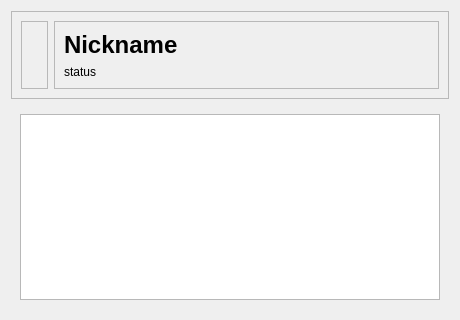
First picture: the form in weboob/applications/qhavesex/ui/profile.ui, repository laurentb/weboob, before the edit.
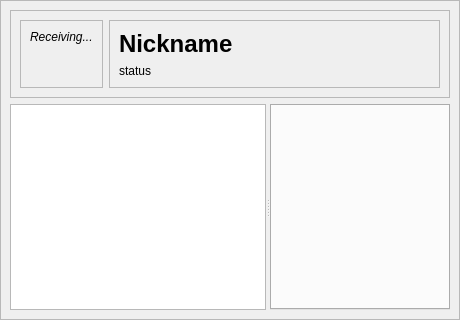
Second picture: the form after the edit.

Commit message: display all of the profile

```diff
--- a/weboob/applications/qhavesex/ui/profile.ui
+++ b/weboob/applications/qhavesex/ui/profile.ui
@@ -13,9 +13,33 @@
   <property name="windowTitle">
    <string>Form</string>
   </property>
+  <layout class="QVBoxLayout" name="verticalLayout_4">
+   <property name="margin">
+    <number>0</number>
+   </property>
+   <item>
+    <widget class="QScrollArea" name="scrollArea">
+     <property name="widgetResizable">
+      <bool>true</bool>
+     </property>
+     <widget class="QWidget" name="scrollAreaWidgetContents">
+      <property name="geometry">
+       <rect>
+        <x>0</x>
+        <y>0</y>
+        <width>456</width>
+        <height>316</height>
+       </rect>
+      </property>
   <layout class="QVBoxLayout" name="verticalLayout">
    <item>
     <widget class="QFrame" name="frame">
+         <property name="sizePolicy">
+          <sizepolicy hsizetype="Preferred" vsizetype="Maximum">
+           <horstretch>0</horstretch>
+           <verstretch>0</verstretch>
+          </sizepolicy>
+         </property>
      <property name="frameShape">
       <enum>QFrame::StyledPanel</enum>
      </property>
@@ -35,10 +59,23 @@
          <item>
           <widget class="QLabel" name="photoLabel">
            <property name="text">
-            <string><i>Receiving...</i></string>
+                <string>&lt;i&gt;Receiving...&lt;/i&gt;</string>
            </property>
           </widget>
          </item>
+             <item>
+              <spacer name="verticalSpacer_2">
+               <property name="orientation">
+                <enum>Qt::Vertical</enum>
+               </property>
+               <property name="sizeHint" stdset="0">
+                <size>
+                 <width>0</width>
+                 <height>0</height>
+                </size>
+               </property>
+              </spacer>
+             </item>
         </layout>
        </widget>
       </item>
@@ -71,6 +108,19 @@
            </property>
           </widget>
          </item>
+             <item>
+              <spacer name="verticalSpacer">
+               <property name="orientation">
+                <enum>Qt::Vertical</enum>
+               </property>
+               <property name="sizeHint" stdset="0">
+                <size>
+                 <width>20</width>
+                 <height>0</height>
+                </size>
+               </property>
+              </spacer>
+             </item>
         </layout>
        </widget>
       </item>
@@ -78,22 +128,36 @@
     </widget>
    </item>
    <item>
-    <widget class="QFrame" name="bodyFrame">
-     <property name="frameShape">
-      <enum>QFrame::NoFrame</enum>
-     </property>
-     <property name="frameShadow">
-      <enum>QFrame::Plain</enum>
-     </property>
-     <layout class="QHBoxLayout" name="horizontalLayout">
-      <item>
+        <widget class="QSplitter" name="splitter">
+         <property name="orientation">
+          <enum>Qt::Horizontal</enum>
+         </property>
        <widget class="QTextEdit" name="descriptionEdit">
+          <property name="sizePolicy">
+           <sizepolicy hsizetype="Maximum" vsizetype="Expanding">
+            <horstretch>0</horstretch>
+            <verstretch>0</verstretch>
+           </sizepolicy>
+          </property>
         <property name="readOnly">
          <bool>true</bool>
         </property>
        </widget>
-      </item>
-     </layout>
+         <widget class="QTabWidget" name="profileTab">
+          <property name="sizePolicy">
+           <sizepolicy hsizetype="Expanding" vsizetype="Expanding">
+            <horstretch>2</horstretch>
+            <verstretch>0</verstretch>
+           </sizepolicy>
+          </property>
+          <property name="currentIndex">
+           <number>-1</number>
+          </property>
+         </widget>
+        </widget>
+       </item>
+      </layout>
+     </widget>
     </widget>
    </item>
   </layout>
```
Lines whose indentation alone changed are shown as unchanged. The commit also changes 3 other files.
